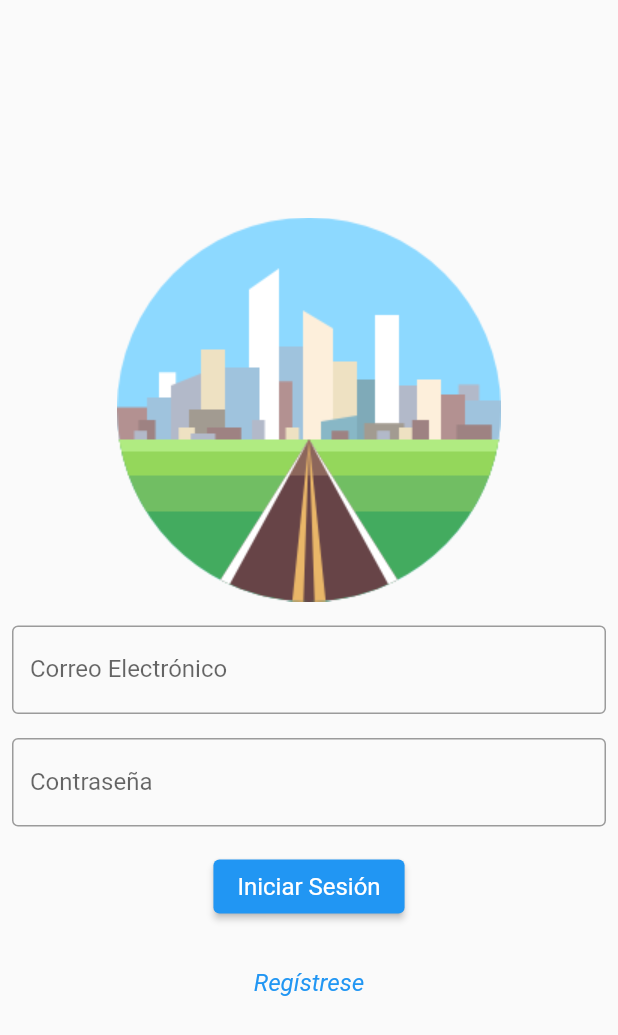
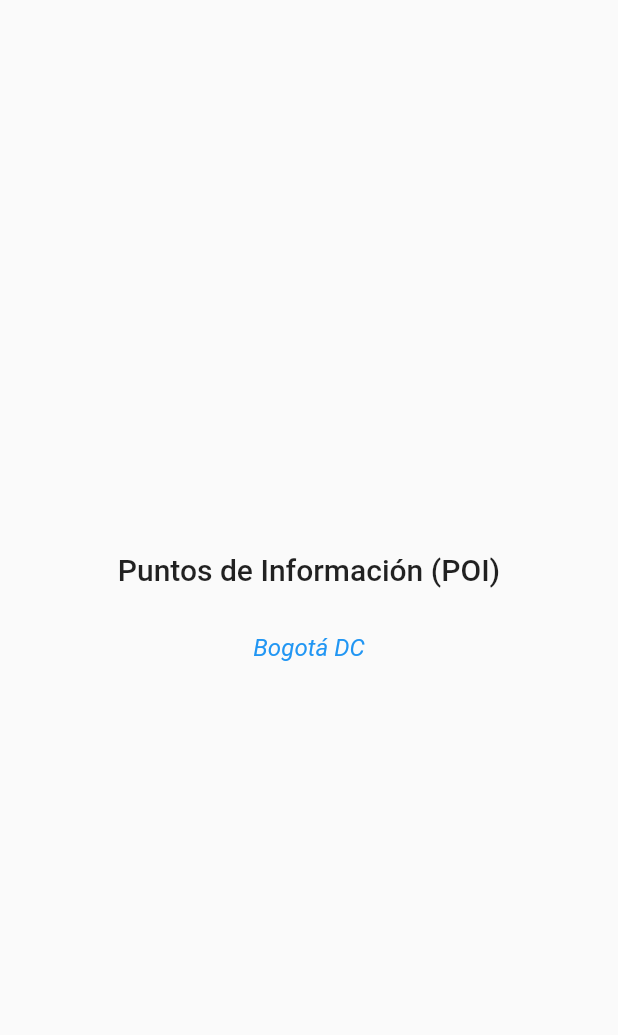
Before and after one commit to appcoder-movil/app-movil-city, a Flutter app: the screen it shows after launch, after a tap on "Iniciar Sesión", on a phone screen of 412 x 824 dp. Shown: the top 1035 px of the screen. Run offline on Flutter 3.47's test engine with Material 2 defaults, Android fonts, the phone set to English and light mode, and no system bars.

Commit message:
Vista de Home y poi de la ciudad de Bogotá. Navegación en todas las vistas.

```diff
--- /dev/null
+++ b/lib/pages/home_page.dart
@@ -0,0 +1,40 @@
+import 'package:app_movil_city/pages/poi_page.dart';
+import 'package:flutter/material.dart';
+
+class HomePage extends StatefulWidget {
+  const HomePage({Key? key}) : super(key: key);
+
+  @override
+  State<HomePage> createState() => _HomePageState();
+}
+
+class _HomePageState extends State<HomePage> {
+  @override
+  Widget build(BuildContext context) {
+    return Scaffold(
+      body: Padding(
+        padding: EdgeInsets.symmetric(horizontal: 8, vertical: 16),
+        child: Center(
+          child: Column(
+            mainAxisAlignment: MainAxisAlignment.center,
+            children: [
+              Text('Puntos de Información (POI)', style: Theme.of(context).textTheme.headline6,),
+              const SizedBox(
+                height: 16.0,
+              ),
+              TextButton(
+                style: TextButton.styleFrom(
+                  textStyle: TextStyle(fontSize: 16, fontStyle: FontStyle.italic, color: Colors.blue),
+                ),
+                onPressed: () {
+                  Navigator.pushReplacement(context, MaterialPageRoute(builder: (context) => PoiPage()));
+                },
+                child: const Text('Bogotá DC'),
+              ),
+            ],
+          ),
+        ),
+      ),
+    );
+  }
+}
--- a/lib/pages/login_page.dart
+++ b/lib/pages/login_page.dart
@@ -1,3 +1,4 @@
+import 'package:app_movil_city/pages/home_page.dart';
 import 'package:app_movil_city/pages/register_page.dart';
 import 'package:flutter/material.dart';
 
@@ -56,7 +57,7 @@ class _LoginPageState extends State<LoginPage> {
                     textStyle: TextStyle(fontSize: 16),
                   ),
                   onPressed: () {
-                    _onLoginPageButtonClicked();
+                    Navigator.pushReplacement(context, MaterialPageRoute(builder: (context) => HomePage()));
                   },
                   child: const Text('Iniciar Sesión'),
                 ),
--- a/lib/pages/splash_page.dart
+++ b/lib/pages/splash_page.dart
@@ -10,7 +10,10 @@ class SplashPage extends StatefulWidget {
 
 class _SplashPageState extends State<SplashPage> {
 
- void initState(){
+  final String _data = "AppMobile City";
+  final String _version = "Ver 1.0.0";
+
+  void initState(){
    _closeSplashPage();
    super.initState();
  }
@@ -22,9 +25,24 @@ class _SplashPageState extends State<SplashPage> {
   }
   @override
   Widget build(BuildContext context) {
-    return const Scaffold(
-      body: Center(
-        child: Image(image: AssetImage('assets/images/paisaje-urbano-logo.png'),
+    return Scaffold(
+      body: Padding(
+        padding: EdgeInsets.symmetric(horizontal: 8, vertical: 16),
+        child: Center(
+          child: Column(
+            mainAxisAlignment: MainAxisAlignment.center,
+            children: [
+              Image(image: AssetImage('assets/images/paisaje-urbano-logo.png')),
+              const SizedBox(
+                height: 16.0,
+              ),
+              Text('$_data', style: Theme.of(context).textTheme.headline5,),
+              const SizedBox(
+                height: 16.0,
+              ),
+              Text('$_version', style: Theme.of(context).textTheme.headline6,),
+            ],
+          ),
         ),
       ),
     );
```
Also changed, not shown: lib/pages/poi_page.dart (added, +67 -0 lines), lib/pages/register_page.dart (indentation only).
